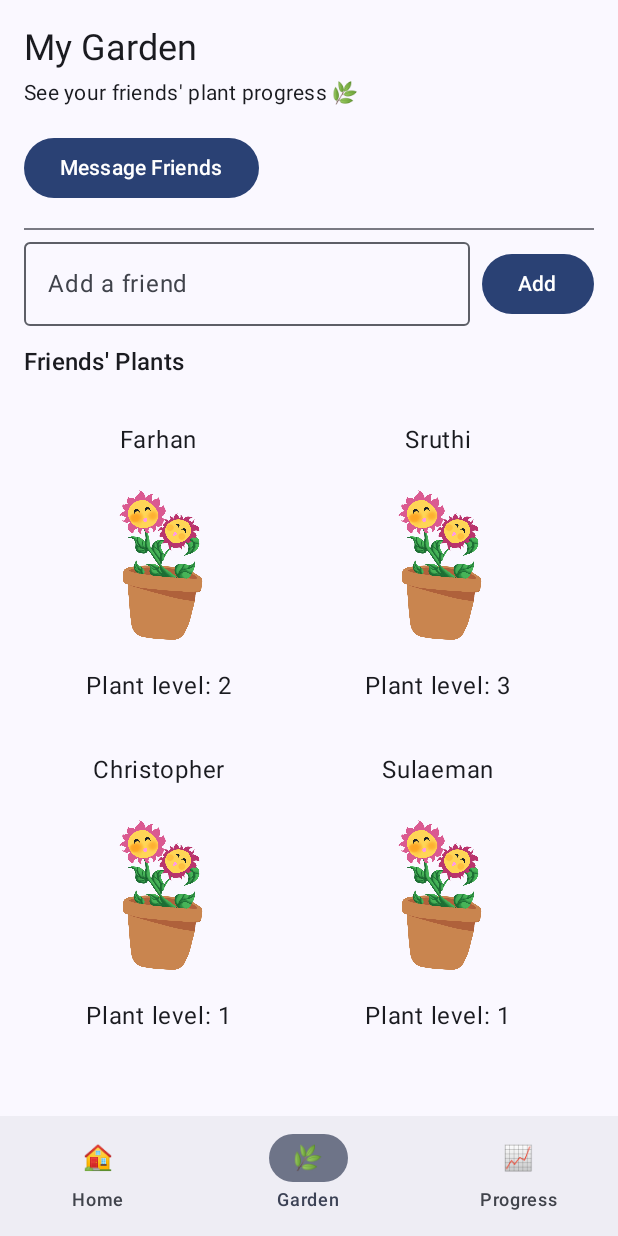
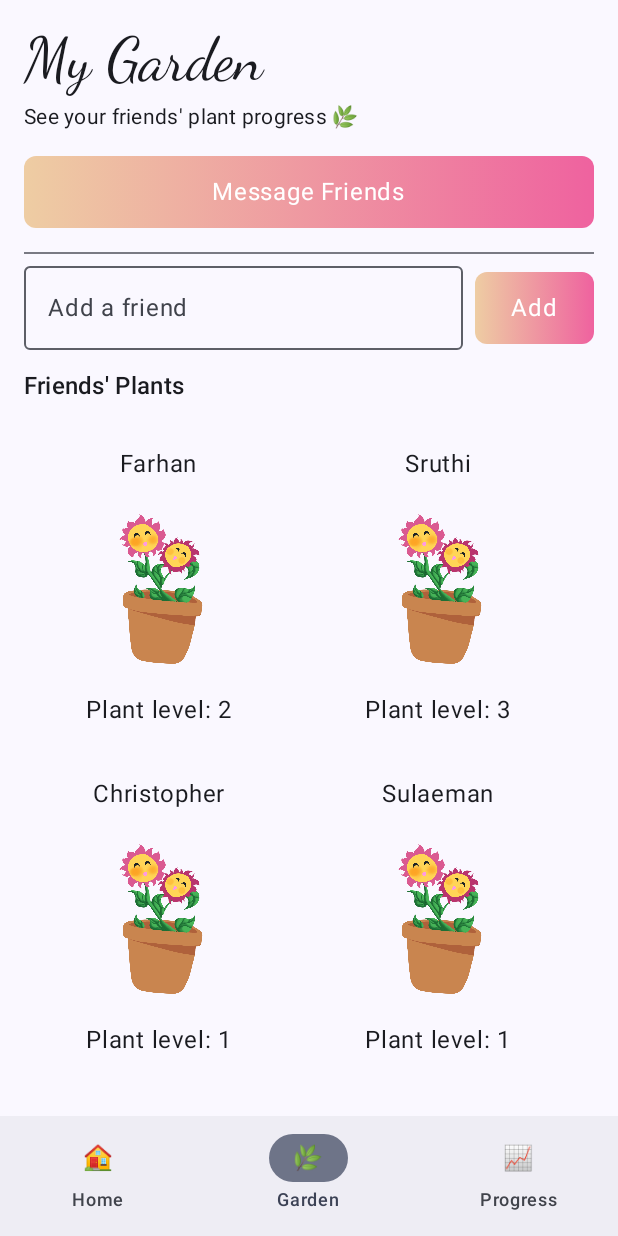
Before and after one commit to Farhan2323/GrowTogether, an Android app built with Jetpack Compose: the screen it shows after launch (MainActivity), item 2 of the bottom bar chosen, on a phone screen of 412 x 824 dp. Run offline under Robolectric (Android 15) with nearby library versions, the phone set to English and light mode, and no system bars.

Commit message:
Had issues with the imports, should be fixed now

```diff
--- a/app/src/main/java/com/example/growtogether/uihome/GardenScreen.kt
+++ b/app/src/main/java/com/example/growtogether/uihome/GardenScreen.kt
@@ -1,13 +1,20 @@
 package com.example.growtogether.uihome
 
+import androidx.compose.foundation.background
+import androidx.compose.foundation.clickable
 import androidx.compose.foundation.layout.*
 import androidx.compose.foundation.lazy.LazyColumn
+import androidx.compose.foundation.lazy.grid.GridCells
+import androidx.compose.foundation.lazy.grid.LazyVerticalGrid
+import androidx.compose.foundation.lazy.grid.items
 import androidx.compose.foundation.lazy.items
-import androidx.compose.material3.Button
+import androidx.compose.foundation.shape.RoundedCornerShape
 import androidx.compose.material3.Card
+import androidx.compose.material3.CardDefaults
 import androidx.compose.material3.Divider
 import androidx.compose.material3.MaterialTheme
 import androidx.compose.material3.OutlinedTextField
+import androidx.compose.material3.OutlinedTextFieldDefaults
 import androidx.compose.material3.Text
 import androidx.compose.runtime.Composable
 import androidx.compose.runtime.getValue
@@ -16,14 +23,13 @@ import androidx.compose.runtime.remember
 import androidx.compose.runtime.setValue
 import androidx.compose.ui.Alignment
 import androidx.compose.ui.Modifier
+import androidx.compose.ui.draw.clip
+import androidx.compose.ui.graphics.Brush
+import androidx.compose.ui.graphics.Color
+import androidx.compose.ui.text.font.FontFamily // Added this
 import androidx.compose.ui.unit.dp
+import androidx.compose.ui.unit.sp // Added this
 import java.util.UUID
-import androidx.compose.foundation.clickable
-import androidx.compose.foundation.lazy.grid.LazyVerticalGrid
-import androidx.compose.foundation.lazy.grid.GridCells
-import androidx.compose.foundation.lazy.grid.items
-import androidx.compose.material3.CardDefaults
-import androidx.compose.ui.graphics.Color
 
 
 data class Friend(
@@ -48,6 +54,10 @@ fun GardenScreen(onFriendClick: (String) -> Unit) {
 
     var newFriendName by remember { mutableStateOf("") }
 
+    val gradientBrush = Brush.horizontalGradient(
+        colors = listOf(Color(0xFFEECDA3), Color(0xFFEF629F))
+    )
+
     Column(
         modifier = Modifier
             .fillMaxSize()
@@ -55,7 +65,9 @@ fun GardenScreen(onFriendClick: (String) -> Unit) {
     ) {
         Text(
             text = "My Garden",
-            style = MaterialTheme.typography.headlineSmall
+            style = MaterialTheme.typography.headlineSmall,
+            fontFamily = FontFamily.Cursive,
+            fontSize = 40.sp
         )
         Spacer(modifier = Modifier.height(4.dp))
         Text(
@@ -66,10 +78,18 @@ fun GardenScreen(onFriendClick: (String) -> Unit) {
         Spacer(modifier = Modifier.height(16.dp))
 
 
-        Button(onClick = {
-            friends = friends.map { it.copy(plantLevel = it.plantLevel + 1) }
-        }) {
-            Text("Message Friends")
+        Box(
+            modifier = Modifier
+                .fillMaxWidth()
+                .background(gradientBrush, shape = RoundedCornerShape(8.dp))
+                .clip(RoundedCornerShape(8.dp))
+                .clickable {
+                    friends = friends.map { it.copy(plantLevel = it.plantLevel + 1) }
+                }
+                .padding(vertical = 12.dp),
+            contentAlignment = Alignment.Center
+        ) {
+            Text("Message Friends", color = Color.White)
         }
 
         Spacer(modifier = Modifier.height(16.dp))
@@ -81,18 +101,27 @@ fun GardenScreen(onFriendClick: (String) -> Unit) {
                 value = newFriendName,
                 onValueChange = { newFriendName = it },
                 placeholder = { Text("Add a friend") },
-                modifier = Modifier.weight(1f)
+                modifier = Modifier.weight(1f),
+                colors = OutlinedTextFieldDefaults.colors(
+                    focusedBorderColor = Color(0xFFEF629F),
+
+                )
             )
             Spacer(modifier = Modifier.width(8.dp))
-            Button(
-                onClick = {
-                    if (newFriendName.isNotBlank()) {
-                        friends = friends + Friend(name = newFriendName.trim(), plantLevel = 0)
-                        newFriendName = ""
+            Box(
+                modifier = Modifier
+                    .background(gradientBrush, shape = RoundedCornerShape(8.dp))
+                    .clip(RoundedCornerShape(8.dp))
+                    .clickable {
+                        if (newFriendName.isNotBlank()) {
+                            friends = friends + Friend(name = newFriendName.trim(), plantLevel = 0)
+                            newFriendName = ""
+                        }
                     }
-                }
+                    .padding(horizontal = 24.dp, vertical = 12.dp),
+                contentAlignment = Alignment.Center
             ) {
-                Text("Add")
+                Text("Add", color = Color.White)
             }
         }
 
@@ -167,7 +196,10 @@ fun FriendRow(friend: Friend, onClick: () -> Unit) {
         modifier = Modifier
             .fillMaxWidth()
             .padding(vertical = 4.dp)
-            .clickable { onClick() }
+            .clickable { onClick() },
+        colors = CardDefaults.cardColors(
+            containerColor = Color(0xFFEECDA3).copy(alpha = 0.6f)
+        )
     ) {
         Column(
             modifier = Modifier
```
